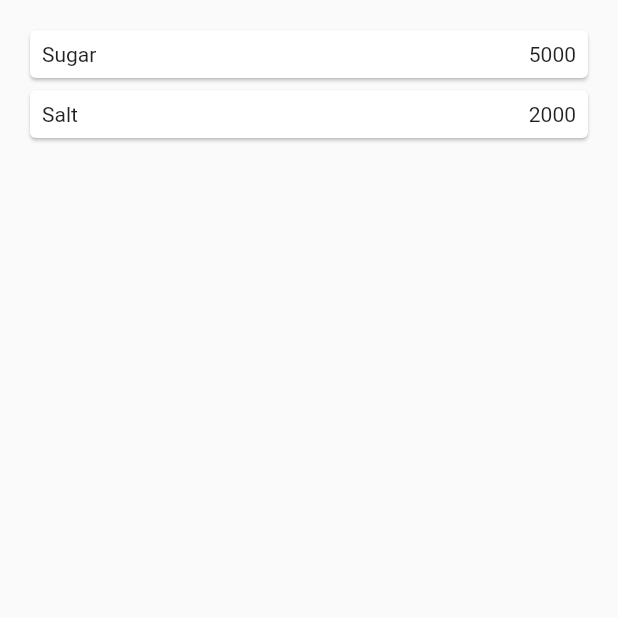
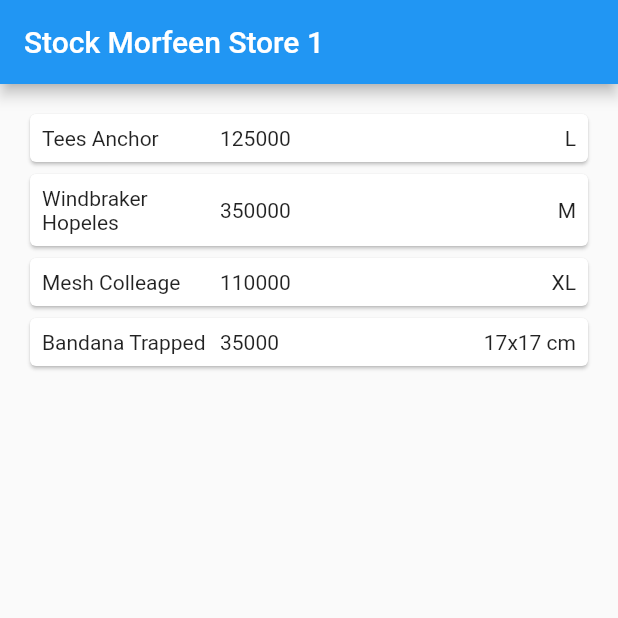
Before and after one commit to Yovieaji13/navigasi_rute, a Flutter app: the screen it shows after launch, on a phone screen of 412 x 824 dp, the top half of it. Run offline on Flutter 3.47's test engine with Material 2 defaults, Android fonts, the phone set to English and light mode, and no system bars.

```diff
--- a/lib/models/item.dart
+++ b/lib/models/item.dart
@@ -2,6 +2,7 @@
 class Item{
   String name;
   int price;
+  String size;
 
-  Item({this.name, this.price});
+  Item({this.name, this.price, this.size});
 }
--- a/lib/pages/home_page.dart
+++ b/lib/pages/home_page.dart
@@ -5,14 +5,19 @@ import 'item_page.dart';
 
 class HomePage extends StatelessWidget {
   final List<Item> items = [
-    Item(name: 'Sugar', price: 5000),
-    Item(name: 'Salt', price: 2000)
+    Item(name: 'Tees Anchor', price: 125000, size: 'L'),
+    Item(name: 'Windbraker Hopeles', price: 350000, size: 'M'),
+    Item(name: 'Mesh Colleage', price: 110000, size: 'XL'),
+    Item(name: 'Bandana Trapped', price: 35000, size: '17x17 cm')
   ];
 
   @override
   Widget build(BuildContext context) {
     return MaterialApp(
       home: Scaffold(
+        appBar: AppBar(
+          title: Text("Stock Morfeen Store 1"),
+        ),
         body: Container(
           margin: EdgeInsets.all(8),
           child: ListView.builder(
@@ -33,10 +38,19 @@ class HomePage extends StatelessWidget {
                     margin: EdgeInsets.all(8),
                     child: Row(
                       children: [
-                        Expanded(child: Text(item.name)),
+                        Expanded(
+                          child: Text(item.name),
+                        ),
+                        Expanded(
+                          child: Container(
+                            child: Text(
+                              item.price.toString(),
+                            ),
+                          ),
+                        ),
                         Expanded(
                           child: Text(
-                            item.price.toString(),
+                            item.size,
                             textAlign: TextAlign.end,
                           ),
                         ),
```
Also changed, not shown: lib/pages/item_page.dart (+30 -3 lines).
